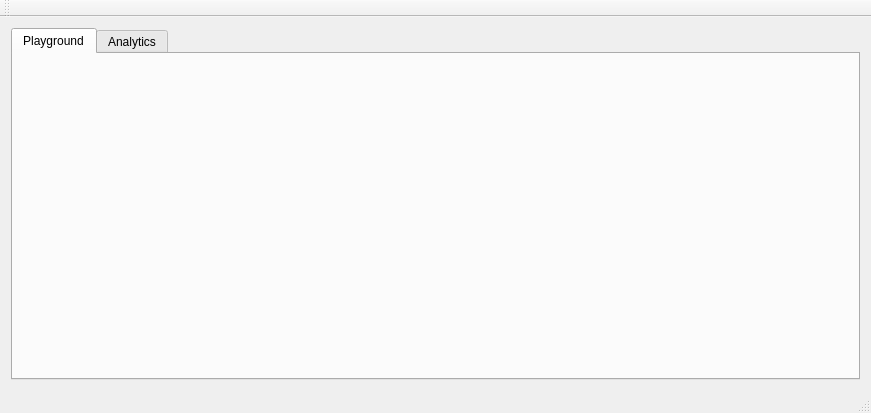
Above: GUI/mainwindow.ui from kohutjan/2DFFT before the change. Below: the same form after it.
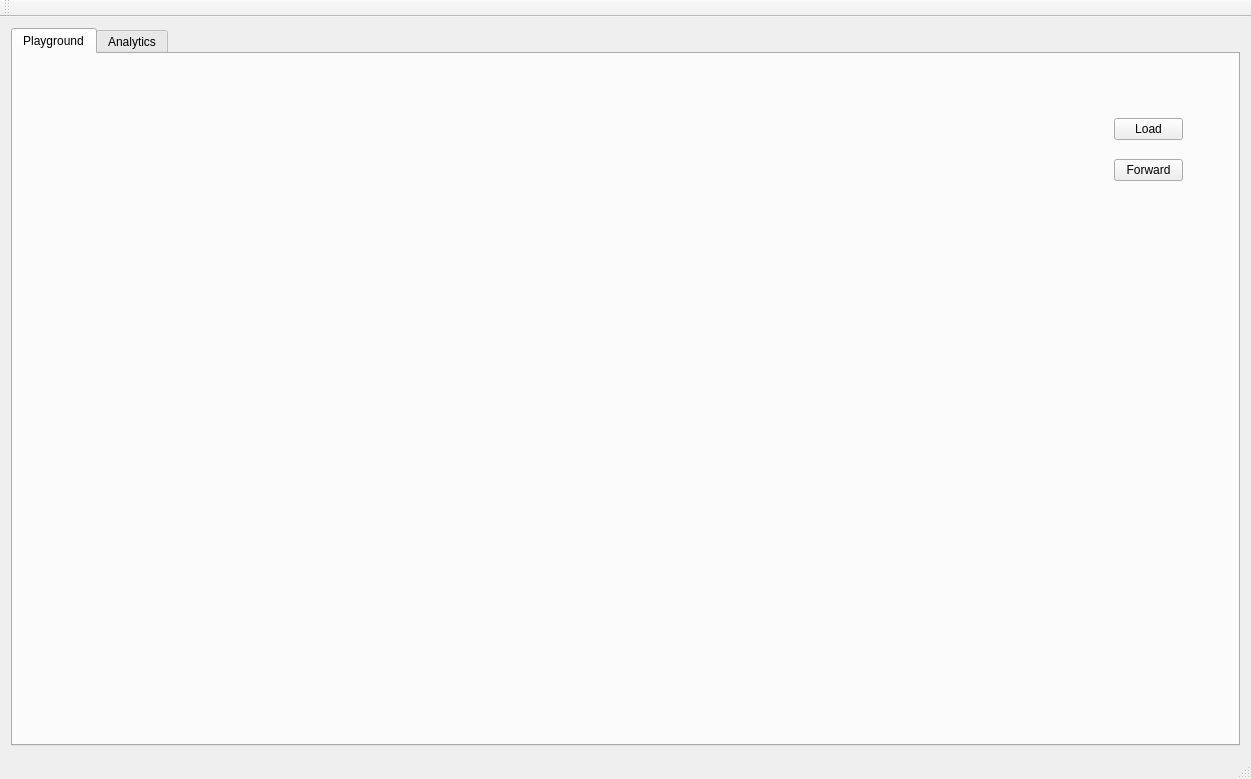
That is the form after the change. The open tabs and pages were chosen to show the change.

What changed in the file:
```diff
--- a/GUI/mainwindow.ui
+++ b/GUI/mainwindow.ui
@@ -6,8 +6,8 @@
    <rect>
     <x>0</x>
     <y>0</y>
-    <width>871</width>
-    <height>413</height>
+    <width>1251</width>
+    <height>779</height>
    </rect>
   </property>
   <property name="windowTitle">
@@ -24,6 +24,122 @@
        <attribute name="title">
         <string>Playground</string>
        </attribute>
+       <widget class="QWidget" name="gridLayoutWidget">
+        <property name="geometry">
+         <rect>
+          <x>150</x>
+          <y>40</y>
+          <width>881</width>
+          <height>521</height>
+         </rect>
+        </property>
+        <layout class="QGridLayout" name="gridLayout_2">
+         <property name="leftMargin">
+          <number>0</number>
+         </property>
+         <property name="topMargin">
+          <number>0</number>
+         </property>
+         <property name="rightMargin">
+          <number>0</number>
+         </property>
+         <property name="bottomMargin">
+          <number>0</number>
+         </property>
+         <property name="horizontalSpacing">
+          <number>0</number>
+         </property>
+         <item row="0" column="1">
+          <widget class="QLabel" name="label_2">
+           <property name="text">
+            <string/>
+           </property>
+           <property name="margin">
+            <number>20</number>
+           </property>
+          </widget>
+         </item>
+         <item row="1" column="1">
+          <widget class="QLabel" name="label_5">
+           <property name="text">
+            <string/>
+           </property>
+           <property name="margin">
+            <number>20</number>
+           </property>
+          </widget>
+         </item>
+         <item row="1" column="2">
+          <widget class="QLabel" name="label_6">
+           <property name="text">
+            <string/>
+           </property>
+           <property name="margin">
+            <number>20</number>
+           </property>
+          </widget>
+         </item>
+         <item row="1" column="0">
+          <widget class="QLabel" name="label_4">
+           <property name="text">
+            <string/>
+           </property>
+           <property name="margin">
+            <number>20</number>
+           </property>
+          </widget>
+         </item>
+         <item row="0" column="2">
+          <widget class="QLabel" name="label_3">
+           <property name="text">
+            <string/>
+           </property>
+           <property name="margin">
+            <number>20</number>
+           </property>
+          </widget>
+         </item>
+         <item row="0" column="0">
+          <widget class="QLabel" name="playInputImg">
+           <property name="text">
+            <string/>
+           </property>
+           <property name="margin">
+            <number>20</number>
+           </property>
+           <property name="textInteractionFlags">
+            <set>Qt::NoTextInteraction</set>
+           </property>
+          </widget>
+         </item>
+        </layout>
+       </widget>
+       <widget class="QWidget" name="verticalLayoutWidget">
+        <property name="geometry">
+         <rect>
+          <x>1090</x>
+          <y>40</y>
+          <width>91</width>
+          <height>111</height>
+         </rect>
+        </property>
+        <layout class="QVBoxLayout" name="verticalLayout">
+         <item>
+          <widget class="QPushButton" name="playLoadImg">
+           <property name="text">
+            <string>Load</string>
+           </property>
+          </widget>
+         </item>
+         <item>
+          <widget class="QPushButton" name="pushButton_2">
+           <property name="text">
+            <string>Forward</string>
+           </property>
+          </widget>
+         </item>
+        </layout>
+       </widget>
       </widget>
       <widget class="QWidget" name="analytics_tab">
        <attribute name="title">
```
Left out of the diff: 2 changed lines with no effect on the pictures.
